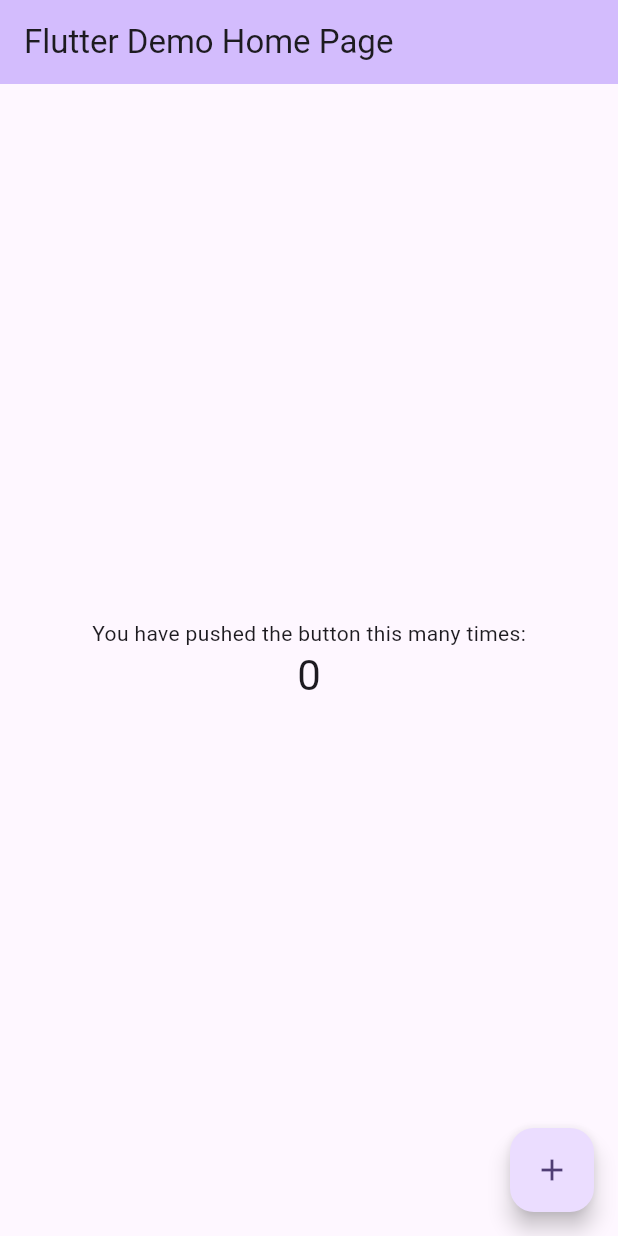
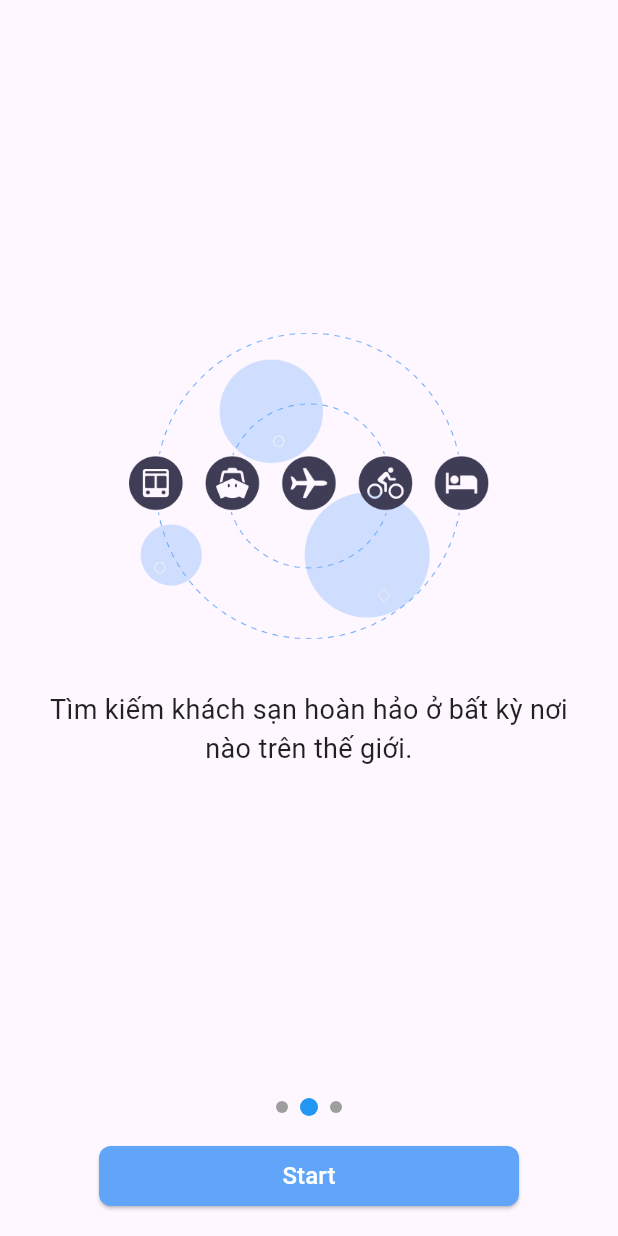
Before and after one commit to hanphong2977/booknest_app, a Flutter app: the screen it shows after launch, on a phone screen of 412 x 824 dp. Run offline on Flutter 3.47's test engine with Material 3 defaults, Android fonts, the light colour scheme and no system bars.

Commit message:
commit start page 3/12/2024 7:39pm

```diff
--- a/lib/main.dart
+++ b/lib/main.dart
@@ -1,3 +1,4 @@
+import 'package:booknest_app/start_page.dart';
 import 'package:flutter/material.dart';
 
 void main() {
@@ -13,113 +14,10 @@
     return MaterialApp(
       title: 'Flutter Demo',
       theme: ThemeData(
-        // This is the theme of your application.
-        //
-        // TRY THIS: Try running your application with "flutter run". You'll see
-        // the application has a purple toolbar. Then, without quitting the app,
-        // try changing the seedColor in the colorScheme below to Colors.green
-        // and then invoke "hot reload" (save your changes or press the "hot
-        // reload" button in a Flutter-supported IDE, or press "r" if you used
-        // the command line to start the app).
-        //
-        // Notice that the counter didn't reset back to zero; the application
-        // state is not lost during the reload. To reset the state, use hot
-        // restart instead.
-        //
-        // This works for code too, not just values: Most code changes can be
-        // tested with just a hot reload.
         colorScheme: ColorScheme.fromSeed(seedColor: Colors.deepPurple),
         useMaterial3: true,
       ),
-      home: const MyHomePage(title: 'Flutter Demo Home Page'),
+      home: StartPage(),
     );
   }
 }
-
-class MyHomePage extends StatefulWidget {
-  const MyHomePage({super.key, required this.title});
-
-  // This widget is the home page of your application. It is stateful, meaning
-  // that it has a State object (defined below) that contains fields that affect
-  // how it looks.
-
-  // This class is the configuration for the state. It holds the values (in this
-  // case the title) provided by the parent (in this case the App widget) and
-  // used by the build method of the State. Fields in a Widget subclass are
-  // always marked "final".
-
-  final String title;
-
-  @override
-  State<MyHomePage> createState() => _MyHomePageState();
-}
-
-class _MyHomePageState extends State<MyHomePage> {
-  int _counter = 0;
-
-  void _incrementCounter() {
-    setState(() {
-      // This call to setState tells the Flutter framework that something has
-      // changed in this State, which causes it to rerun the build method below
-      // so that the display can reflect the updated values. If we changed
-      // _counter without calling setState(), then the build method would not be
-      // called again, and so nothing would appear to happen.
-      _counter++;
-    });
-  }
-
-  @override
-  Widget build(BuildContext context) {
-    // This method is rerun every time setState is called, for instance as done
-    // by the _incrementCounter method above.
-    //
-    // The Flutter framework has been optimized to make rerunning build methods
-    // fast, so that you can just rebuild anything that needs updating rather
-    // than having to individually change instances of widgets.
-    return Scaffold(
-      appBar: AppBar(
-        // TRY THIS: Try changing the color here to a specific color (to
-        // Colors.amber, perhaps?) and trigger a hot reload to see the AppBar
-        // change color while the other colors stay the same.
-        backgroundColor: Theme.of(context).colorScheme.inversePrimary,
-        // Here we take the value from the MyHomePage object that was created by
-        // the App.build method, and use it to set our appbar title.
-        title: Text(widget.title),
-      ),
-      body: Center(
-        // Center is a layout widget. It takes a single child and positions it
-        // in the middle of the parent.
-        child: Column(
-          // Column is also a layout widget. It takes a list of children and
-          // arranges them vertically. By default, it sizes itself to fit its
-          // children horizontally, and tries to be as tall as its parent.
-          //
-          // Column has various properties to control how it sizes itself and
-          // how it positions its children. Here we use mainAxisAlignment to
-          // center the children vertically; the main axis here is the vertical
-          // axis because Columns are vertical (the cross axis would be
-          // horizontal).
-          //
-          // TRY THIS: Invoke "debug painting" (choose the "Toggle Debug Paint"
-          // action in the IDE, or press "p" in the console), to see the
-          // wireframe for each widget.
-          mainAxisAlignment: MainAxisAlignment.center,
-          children: <Widget>[
-            const Text(
-              'You have pushed the button this many times:',
-            ),
-            Text(
-              '$_counter',
-              style: Theme.of(context).textTheme.headlineMedium,
-            ),
-          ],
-        ),
-      ),
-      floatingActionButton: FloatingActionButton(
-        onPressed: _incrementCounter,
-        tooltip: 'Increment',
-        child: const Icon(Icons.add),
-      ), // This trailing comma makes auto-formatting nicer for build methods.
-    );
-  }
-}
--- /dev/null
+++ b/lib/start_page.dart
@@ -0,0 +1,139 @@
+import 'package:flutter/material.dart';
+import 'dart:async';
+
+class StartPage extends StatefulWidget {
+  @override
+  _StartPageState createState() => _StartPageState();
+}
+
+class _StartPageState extends State<StartPage> {
+  late PageController _pageController;
+  int _currentPage = 0;
+  late Timer _timer;
+
+  final List<String> _images = [
+    'assets/images/start_page_img_1.png',
+    'assets/images/start_page_img_2.png',
+    'assets/images/start_page_img_3.png',
+  ];
+
+  final List<String> _descriptions = [
+    'BookNest - Giải pháp đặt phòng nhanh chóng và tiện lợi.',
+    'Tìm kiếm khách sạn hoàn hảo ở bất kỳ nơi nào trên thế giới.',
+    'Đặt phòng ngay và tận hưởng những ưu đãi hấp dẫn từ BookNest.',
+  ];
+
+  @override
+  void initState() {
+    super.initState();
+    _pageController = PageController(initialPage: 0);
+
+    // Khởi động Timer để tự động chuyển ảnh
+    _timer = Timer.periodic(Duration(seconds: 5), (Timer timer) {
+      if (_currentPage < _images.length - 1) {
+        _currentPage++;
+      } else {
+        _currentPage = 0;
+      }
+      _pageController.animateToPage(
+        _currentPage,
+        duration: Duration(milliseconds: 300),
+        curve: Curves.easeInOut,
+      );
+    });
+  }
+
+  @override
+  void dispose() {
+    _pageController.dispose();
+    _timer.cancel();
+    super.dispose();
+  }
+
+  @override
+  Widget build(BuildContext context) {
+    return Scaffold(
+      body: Column(
+        mainAxisAlignment: MainAxisAlignment.center,
+        children: [
+          Expanded(
+            child: PageView.builder(
+              controller: _pageController,
+              onPageChanged: (index) {
+                setState(() {
+                  _currentPage = index;
+                });
+              },
+              itemCount: _images.length,
+              itemBuilder: (context, index) {
+                return Column(
+                  mainAxisAlignment: MainAxisAlignment.center,
+                  children: [
+                    Center(
+                      child: SizedBox(
+                        height: 240,
+                        width: 240,
+                        child: Image.asset(
+                          _images[index],
+                          // fit: BoxFit.contain,
+                        ),
+                      ),
+                    ),
+                    SizedBox(height: 16),
+                    Padding(
+                      padding: const EdgeInsets.symmetric(horizontal: 24),
+                      child: Text(
+                        _descriptions[index],
+                        textAlign: TextAlign.center,
+                        style: TextStyle(
+                          fontSize: 18,
+                          color: Colors.black87,
+                        ),
+                      ),
+                    ),
+                  ],
+                );
+              },
+            ),
+          ),
+          SizedBox(height: 16),
+          Row(
+            mainAxisAlignment: MainAxisAlignment.center,
+            children: List.generate(
+              _images.length,
+                  (index) => AnimatedContainer(
+                duration: Duration(milliseconds: 300),
+                margin: EdgeInsets.symmetric(horizontal: 4),
+                width: _currentPage == index ? 12 : 8,
+                height: _currentPage == index ? 12 : 8,
+                decoration: BoxDecoration(
+                  color: _currentPage == index ? Colors.blue : Colors.grey,
+                  shape: BoxShape.circle,
+                ),
+              ),
+            ),
+          ),
+          SizedBox(height: 16),
+          ElevatedButton(
+            style: ElevatedButton.styleFrom(
+              backgroundColor: Color(0xFF60A5FA), // Màu nút (mã hex 60A5FA)
+              minimumSize: Size(280, 40), // Kích thước nút
+              shape: RoundedRectangleBorder(
+                borderRadius: BorderRadius.circular(8), // Góc bo tròn
+              ),
+            ),
+            onPressed: () {
+              // Thêm hành động khi nhấn nút Start
+              print('Start button pressed!');
+            },
+            child: Text(
+              'Start',
+              style: TextStyle(fontSize: 16, color: Colors.white),
+            ),
+          ),
+          SizedBox(height: 16),
+        ],
+      ),
+    );
+  }
+}
```
Also changed, not shown: pubspec.yaml (+4 -31 lines), assets/images/start_page_img_1.png (added), assets/images/start_page_img_2.png (added), assets/images/start_page_img_3.png (added).
